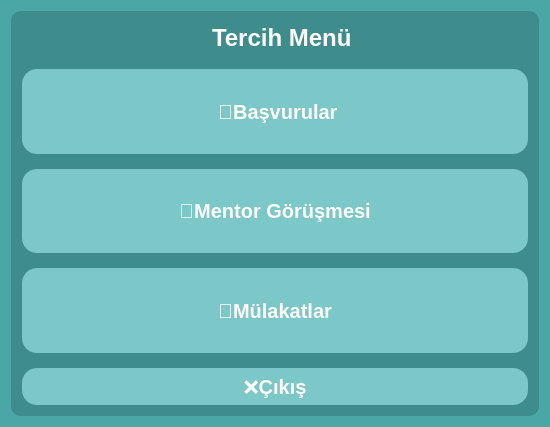
The window that ui/preferences.ui (KursaDSc/Python-Module-Week7) describes before a commit, drawn with Qt 5.
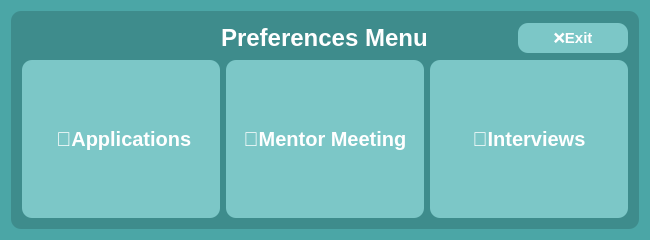
The same window after the commit. Icons and pictures are not drawn.

```diff
--- a/ui/preferences.ui
+++ b/ui/preferences.ui
@@ -6,20 +6,20 @@
    <rect>
     <x>0</x>
     <y>0</y>
-    <width>550</width>
-    <height>427</height>
+    <width>650</width>
+    <height>240</height>
    </rect>
   </property>
   <property name="minimumSize">
    <size>
     <width>550</width>
-    <height>0</height>
+    <height>240</height>
    </size>
   </property>
   <property name="maximumSize">
    <size>
     <width>650</width>
-    <height>432</height>
+    <height>270</height>
    </size>
   </property>
   <property name="windowTitle">
@@ -28,7 +28,7 @@
   <property name="styleSheet">
    <string notr="true">background-color: #4ba6a6;</string>
   </property>
-  <layout class="QVBoxLayout" name="verticalLayout" stretch="90">
+  <layout class="QVBoxLayout" name="verticalLayout" stretch="0">
    <item>
     <widget class="QFrame" name="frameContainer">
      <property name="styleSheet">
@@ -44,7 +44,7 @@
     color: white;
     font-size: 20px;             /* Yazı büyük – butonu dolduracak gibi */
     border: none;
-    border-radius: 15px;
+    border-radius: 10px;
 }
 QPushButton:hover {
     background-color: #6bb5b5;
@@ -53,10 +53,7 @@
     background-color: #5aa4a4;
 }</string>
      </property>
-     <layout class="QVBoxLayout" name="frameLayout" stretch="14,25,25,25,11">
-      <property name="spacing">
-       <number>15</number>
-      </property>
+     <layout class="QVBoxLayout" name="verticalLayout_2">
       <item>
        <layout class="QHBoxLayout" name="horizontalLayout_2">
         <property name="sizeConstraint">
@@ -105,7 +102,7 @@
            <string notr="true">color: white;</string>
           </property>
           <property name="text">
-           <string>Tercih Menü</string>
+           <string>Preferences Menu</string>
           </property>
           <property name="scaledContents">
            <bool>false</bool>
@@ -113,24 +110,73 @@
          </widget>
         </item>
         <item>
-         <spacer name="horizontalSpacer">
-          <property name="orientation">
-           <enum>Qt::Orientation::Horizontal</enum>
+         <widget class="QPushButton" name="exitButton">
+          <property name="sizePolicy">
+           <sizepolicy hsizetype="Minimum" vsizetype="Fixed">
+            <horstretch>0</horstretch>
+            <verstretch>0</verstretch>
+           </sizepolicy>
           </property>
-          <property name="sizeType">
-           <enum>QSizePolicy::Policy::Fixed</enum>
+          <property name="minimumSize">
+           <size>
+            <width>0</width>
+            <height>30</height>
+           </size>
           </property>
-          <property name="sizeHint" stdset="0">
+          <property name="maximumSize">
            <size>
             <width>110</width>
             <height>30</height>
            </size>
           </property>
-         </spacer>
+          <property name="font">
+           <font>
+            <pointsize>-1</pointsize>
+            <bold>true</bold>
+           </font>
+          </property>
+          <property name="styleSheet">
+           <string notr="true">font-size: 15px;
+padding: 0px;</string>
+          </property>
+          <property name="text">
+           <string>❌Exit</string>
+          </property>
+         </widget>
         </item>
        </layout>
       </item>
       <item>
+       <layout class="QGridLayout" name="gridLayout">
+        <item row="0" column="1">
+         <widget class="QPushButton" name="btn_mentor">
+          <property name="sizePolicy">
+           <sizepolicy hsizetype="Minimum" vsizetype="Expanding">
+            <horstretch>0</horstretch>
+            <verstretch>0</verstretch>
+           </sizepolicy>
+          </property>
+          <property name="minimumSize">
+           <size>
+            <width>0</width>
+            <height>0</height>
+           </size>
+          </property>
+          <property name="font">
+           <font>
+            <pointsize>-1</pointsize>
+            <bold>true</bold>
+           </font>
+          </property>
+          <property name="styleSheet">
+           <string notr="true"/>
+          </property>
+          <property name="text">
+           <string>🤝Mentor Meeting</string>
+          </property>
+         </widget>
+        </item>
+        <item row="0" column="0">
        <widget class="QPushButton" name="btn_applications">
         <property name="sizePolicy">
          <sizepolicy hsizetype="Minimum" vsizetype="Expanding">
@@ -156,39 +202,11 @@
          <string notr="true"/>
         </property>
         <property name="text">
-         <string>	📄Başvurular</string>
+           <string>	📄Applications</string>
         </property>
        </widget>
       </item>
-      <item>
-       <widget class="QPushButton" name="btn_mentor">
-        <property name="sizePolicy">
-         <sizepolicy hsizetype="Minimum" vsizetype="Expanding">
-          <horstretch>0</horstretch>
-          <verstretch>0</verstretch>
-         </sizepolicy>
-        </property>
-        <property name="minimumSize">
-         <size>
-          <width>0</width>
-          <height>0</height>
-         </size>
-        </property>
-        <property name="font">
-         <font>
-          <pointsize>-1</pointsize>
-          <bold>true</bold>
-         </font>
-        </property>
-        <property name="styleSheet">
-         <string notr="true"/>
-        </property>
-        <property name="text">
-         <string>🤝Mentor Görüşmesi</string>
-        </property>
-       </widget>
-      </item>
-      <item>
+        <item row="0" column="2">
        <widget class="QPushButton" name="btn_interviews">
         <property name="sizePolicy">
          <sizepolicy hsizetype="Minimum" vsizetype="Expanding">
@@ -212,37 +230,11 @@
          <string notr="true"/>
         </property>
         <property name="text">
-         <string>🎤Mülakatlar</string>
+           <string>🎤Interviews</string>
         </property>
        </widget>
       </item>
-      <item>
-       <widget class="QPushButton" name="exitButton">
-        <property name="sizePolicy">
-         <sizepolicy hsizetype="Minimum" vsizetype="Expanding">
-          <horstretch>0</horstretch>
-          <verstretch>0</verstretch>
-         </sizepolicy>
-        </property>
-        <property name="minimumSize">
-         <size>
-          <width>0</width>
-          <height>0</height>
-         </size>
-        </property>
-        <property name="font">
-         <font>
-          <pointsize>-1</pointsize>
-          <bold>true</bold>
-         </font>
-        </property>
-        <property name="styleSheet">
-         <string notr="true"/>
-        </property>
-        <property name="text">
-         <string>❌Çıkış</string>
-        </property>
-       </widget>
+       </layout>
       </item>
      </layout>
     </widget>
```
Left out of the diff: 2 changed lines with no effect on the pictures. Lines whose indentation alone changed are shown as unchanged.
